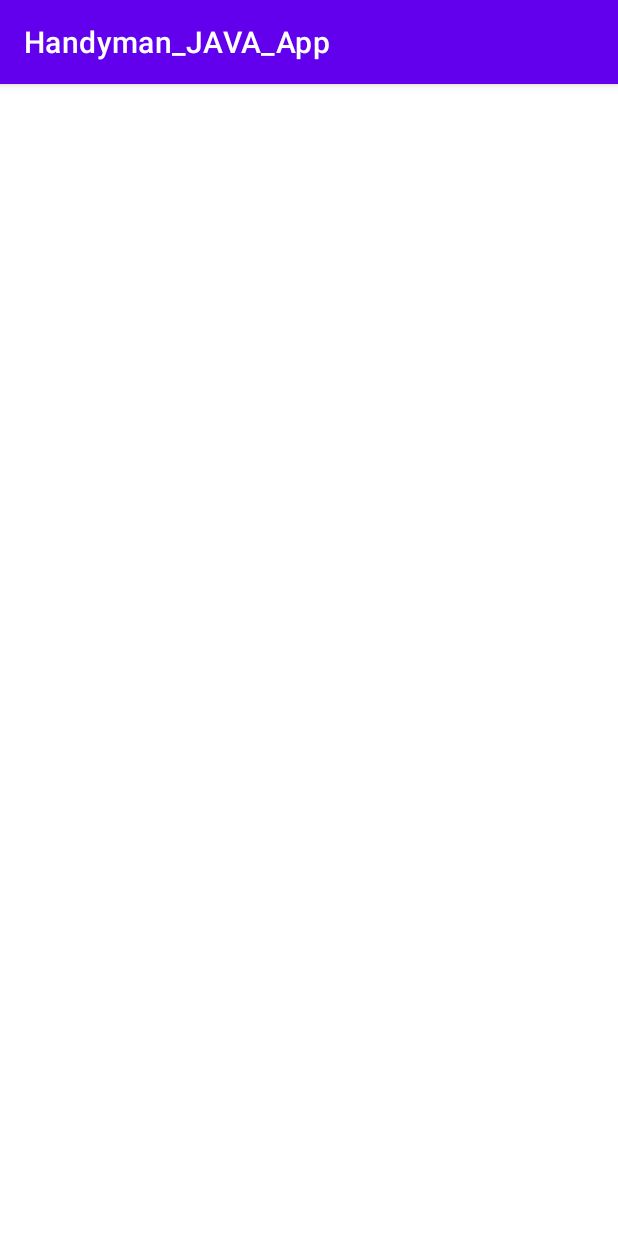
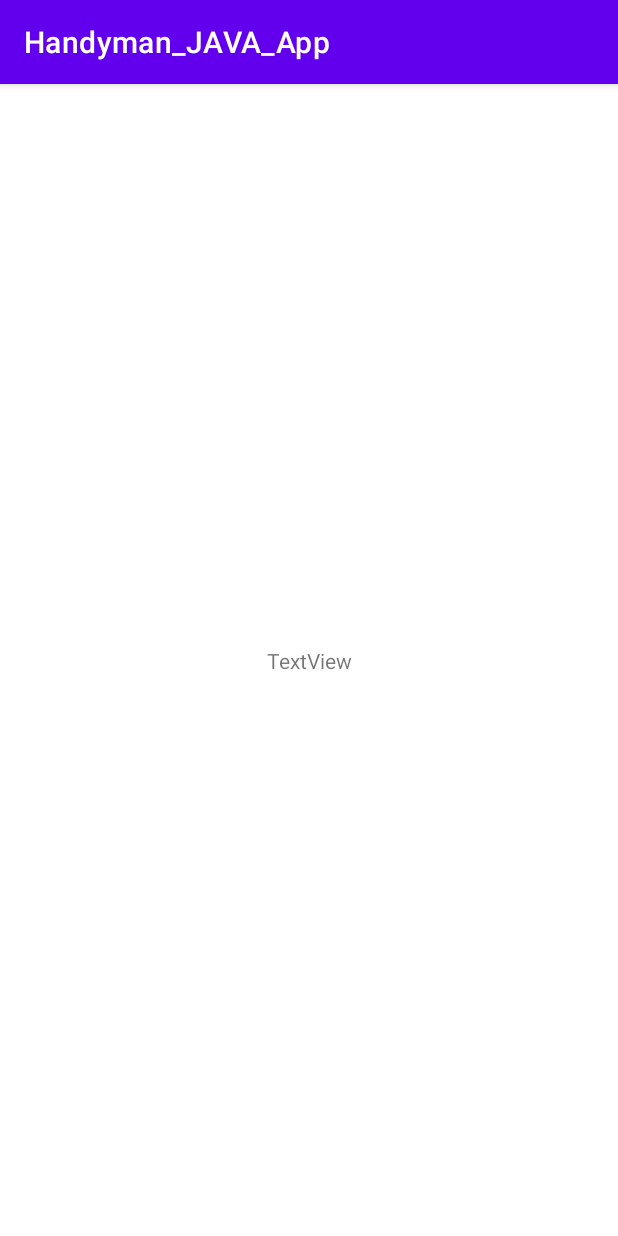
Before and after one commit to ahman502/Handyman_JAVA_App, an Android app: the screen it shows after launch (MainActivity), on a phone screen of 412 x 824 dp. Run offline under Robolectric (Android 15) with nearby library versions, the light colour scheme and no system bars.

Commit message:
Added a TextView (for testing GitHub integration only)

```diff
--- a/app/src/main/res/layout/activity_main.xml
+++ b/app/src/main/res/layout/activity_main.xml
@@ -7,4 +7,13 @@
     tools:context=".MainActivity">
 
 
+    <TextView
+        android:id="@+id/textView"
+        android:layout_width="wrap_content"
+        android:layout_height="wrap_content"
+        android:text="TextView"
+        app:layout_constraintBottom_toBottomOf="parent"
+        app:layout_constraintEnd_toEndOf="parent"
+        app:layout_constraintStart_toStartOf="parent"
+        app:layout_constraintTop_toTopOf="parent" />
 </androidx.constraintlayout.widget.ConstraintLayout>
```
